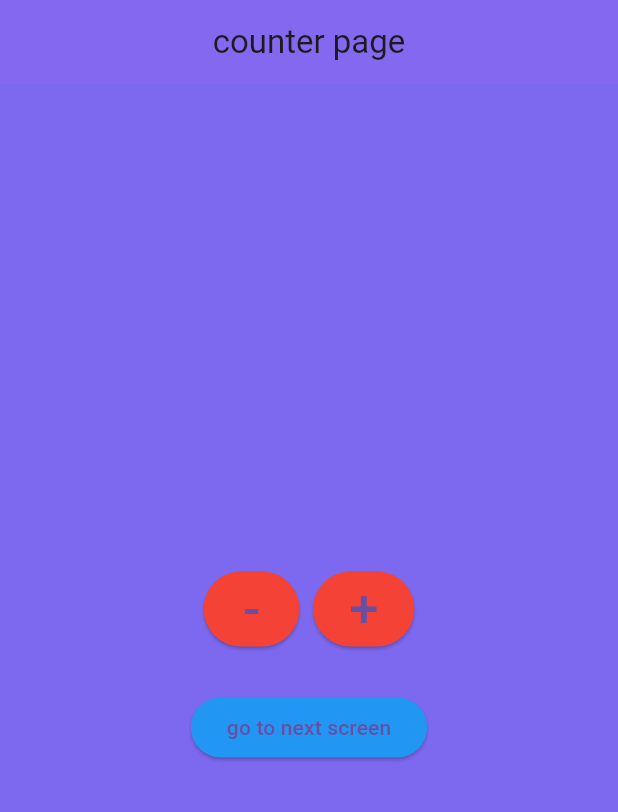
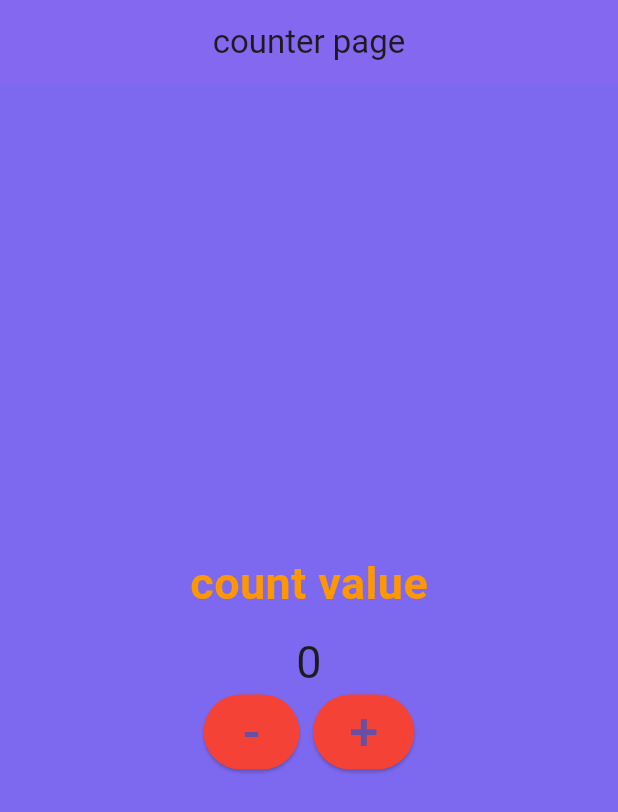
Before and after one commit to midlajkk04-max/provider_example_counterapp, a Flutter app: the screen it shows after launch, on a phone screen of 412 x 824 dp. Shown: the top 812 px of the screen. Run offline on Flutter 3.47's test engine with Material 3 defaults, Android fonts, the phone set to English and light mode, and no system bars.

Commit message:
provider_example_counterapp

```diff
--- a/lib/counterpage.dart
+++ b/lib/counterpage.dart
@@ -1,7 +1,6 @@
 import 'package:flutter/material.dart';
 import 'package:provider/provider.dart';
 import 'package:provider_use_counterapp/counter_provider.dart';
-import 'package:provider_use_counterapp/counterpage2.dart';
 
 class Counterpage extends StatelessWidget {
   const Counterpage({super.key});
@@ -23,9 +22,9 @@ class Counterpage extends StatelessWidget {
 
           mainAxisAlignment: MainAxisAlignment.center,
           children: [
-
+            Text("count value",style: TextStyle(fontSize: 30,fontWeight: FontWeight.bold,color: Colors.orange),),
             SizedBox(height: 10,),
-
+            Text(counterProvider.count.toString(),style: TextStyle(fontSize: 30),),
             Row(
               mainAxisAlignment: MainAxisAlignment.center,
                children: [
@@ -44,23 +43,8 @@ class Counterpage extends StatelessWidget {
               onPressed: (){
                 counterProvider.increment();
               }, child: Text("+",style: TextStyle(fontSize: 35),)),
-
-
           ],
-            ),
-            SizedBox(height: 30,),
-             Column(
-                children: [
-                  ElevatedButton(
-                    style: ElevatedButton.styleFrom(
-                      backgroundColor: Colors.blue,
-
-                    ),
-                    onPressed: (){
-                      Navigator.push(context, MaterialPageRoute(builder: (context)=>Counterpage2()));
-                    }, child: Text("go to next screen"))
-                ],
-              )
+            )
           ],
 
 
```
Also changed, not shown: lib/counterpage2.dart (deleted, +0 -31 lines).
